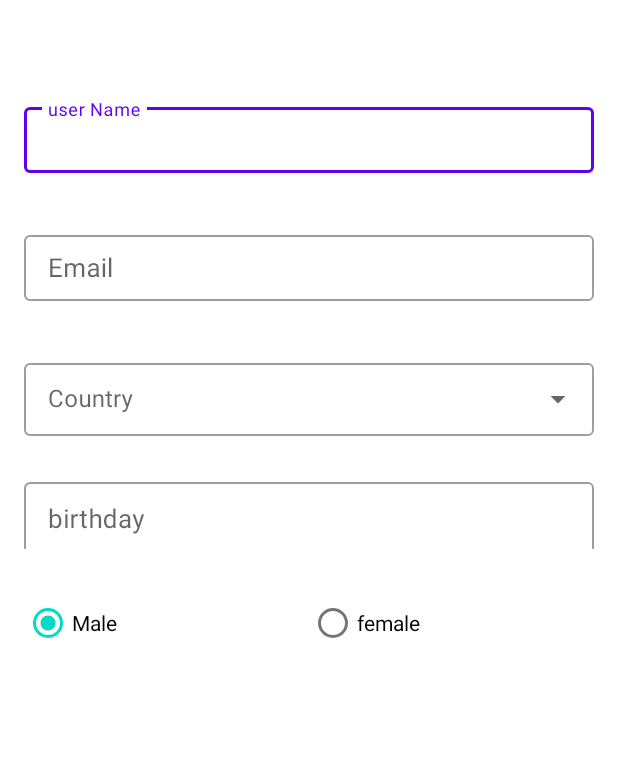
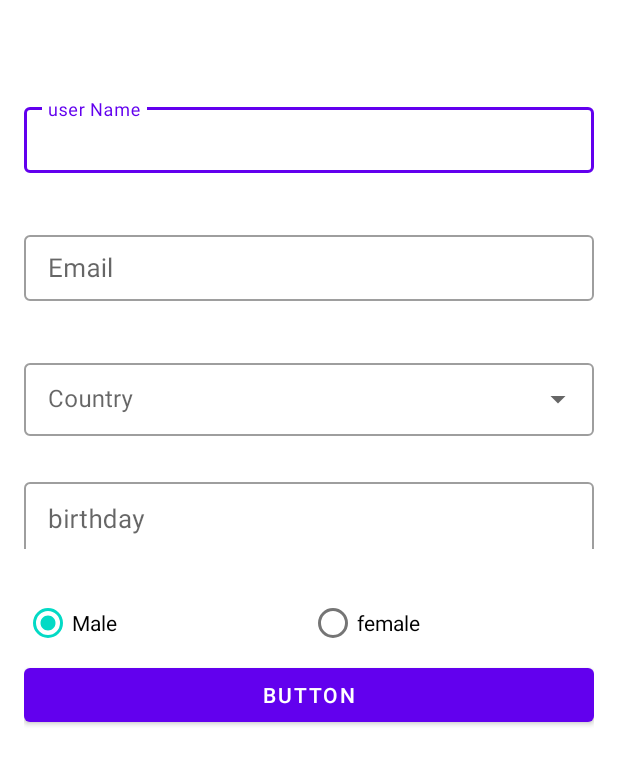
Before and after one commit to BesanMansour/ProjectAndoid2_Puzzel, an Android app: the ProfileActivity screen opened directly, with no data from a screen before it, on a phone screen of 412 x 824 dp. Shown: the top 765 px of the screen. Run offline under Robolectric (Android 15) with nearby library versions, the phone set to English and light mode, and no system bars; our stand-ins replace Room's generated code; libraries missing offline, so code that uses them is left out: com.wdullaer.materialdatetimepicker; Roboto replaces fonts that are not available here.

Commit message:
edit profile

```diff
--- a/app/src/main/java/RoomDatabase/UserDao.java
+++ b/app/src/main/java/RoomDatabase/UserDao.java
@@ -4,6 +4,7 @@ import androidx.lifecycle.LiveData;
 import androidx.room.Dao;
 import androidx.room.Delete;
 import androidx.room.Insert;
+import androidx.room.OnConflictStrategy;
 import androidx.room.Query;
 import androidx.room.Update;
 
@@ -11,7 +12,7 @@ import java.util.List;
 
 @Dao
 public interface UserDao {
-    @Insert
+    @Insert(onConflict = OnConflictStrategy.IGNORE)
     void InsertUser(User user);
 
     @Update
--- a/app/src/main/java/RoomDatabase/ViewModel.java
+++ b/app/src/main/java/RoomDatabase/ViewModel.java
@@ -19,13 +19,13 @@ public class ViewModel extends AndroidViewModel {
     public void InsertUser(User user){
         repository.InsertUser(user);
     }
-    void UpdateUser(User user){
+    public void UpdateUser(User user){
         repository.UpdateUser(user);
     }
     void DeleteUser(User user){
         repository.DeleteUser(user);
     }
-    LiveData<List<User>> AllUser(){
+    public LiveData<List<User>> AllUser(){
         return repository.AllUser();
     }
 
--- a/app/src/main/java/com/example/finalproject/Activity/ProfileActivity.java
+++ b/app/src/main/java/com/example/finalproject/Activity/ProfileActivity.java
@@ -2,11 +2,13 @@ package com.example.finalproject.Activity;
 
 import androidx.annotation.RequiresApi;
 import androidx.appcompat.app.AppCompatActivity;
+import androidx.lifecycle.Observer;
 import androidx.lifecycle.ViewModelProvider;
 
 import android.icu.util.Calendar;
 import android.os.Build;
 import android.os.Bundle;
+import android.util.Log;
 import android.view.View;
 import android.widget.ArrayAdapter;
 
@@ -15,6 +17,7 @@ import com.example.finalproject.databinding.ActivityProfileBinding;
 import com.wdullaer.materialdatetimepicker.date.DatePickerDialog;
 
 import java.util.Date;
+import java.util.List;
 
 import RoomDatabase.DateConverter;
 import RoomDatabase.User;
@@ -34,12 +37,12 @@ public class ProfileActivity extends AppCompatActivity {
 
         ViewModel viewModel = new ViewModelProvider(this).get(ViewModel.class);
 
-        String user_name = binding.ProfileUserName.getText().toString();
-        String email = binding.ProfileEmail.getText().toString();
-        String birthDate = binding.ProfileBirth.getText().toString();
+        String user_name = binding.ProfileUserName.getText().toString().trim();
+        String email = binding.ProfileEmail.getText().toString().trim();
+        String birthDate = binding.ProfileBirth.getText().toString().trim();
         String male = binding.ProfileMale.getText().toString();
         String female = binding.ProfileFemale.getText().toString();
-        String country = binding.ProfileCountry.getText().toString();
+        String country = binding.ProfileCountry.getText().toString().trim();
 
         binding.ProfileBirth.setOnClickListener(new View.OnClickListener() {
             @RequiresApi(api = Build.VERSION_CODES.N)
@@ -54,6 +57,7 @@ public class ProfileActivity extends AppCompatActivity {
                             // ليسنر على دالة أون ديت ست
                             // تستدعى لمن المستخدم يختار تاريخ
                             public void onDateSet(DatePickerDialog view, int year, int monthOfYear, int dayOfMonth) {
+                                String birth = dayOfMonth + "/" + (monthOfYear + 1) + "/" + year;
                                 binding.ProfileBirth.setText(dayOfMonth + "/" + (monthOfYear + 1) + "/" + year);
                                 // الشهر زائد 1 لانو الشهر في الكلندر بيبدا من صفر
                                 age = String.valueOf(now.get(Calendar.YEAR) - year);
@@ -75,6 +79,22 @@ public class ProfileActivity extends AppCompatActivity {
                 type
         );
         binding.ProfileCountry.setAdapter(adapter);
+        binding.btn.setOnClickListener(new View.OnClickListener() {
+            @Override
+            public void onClick(View view) {
+                viewModel.AllUser().observe(ProfileActivity.this, new Observer<List<User>>() {
+                    @Override
+                    public void onChanged(List<User> users) {
+                        // users.get(0).getId();
+                        viewModel.UpdateUser(new User(1,user_name,email,birthDate,male,female,country));
+                        Log.d("Log",users.get(0).toString());
+                    }
+                });
+            }
+        });
+
+
+
 //        viewModel.InsertUser(new User(user_name,email,,male,female,country));
     }
 }
--- a/app/src/main/java/com/example/finalproject/modle/MyDialog.java
+++ b/app/src/main/java/com/example/finalproject/modle/MyDialog.java
@@ -30,7 +30,6 @@ public class MyDialog extends DialogFragment {
 
     public MyDialog() {
     }
-
     public static MyDialog newInstanceDialog(boolean answerBool, String true_answer, String hint) {
         Bundle args = new Bundle();
         MyDialog fragment = new MyDialog();
--- a/app/src/main/res/layout/activity_profile.xml
+++ b/app/src/main/res/layout/activity_profile.xml
@@ -93,5 +93,11 @@
             android:textColor="@color/black" />
     </RadioGroup>
 
+    <Button
+        android:id="@+id/btn"
+        android:layout_width="match_parent"
+        android:layout_height="wrap_content"
+        android:text="Button" />
+
 
 </LinearLayout>
```
Also changed, not shown: app/src/main/java/RoomDatabase/User.java (+17 -6 lines), app/src/main/java/com/example/finalproject/Activity/HomeActivity.java (+18 -0 lines).
